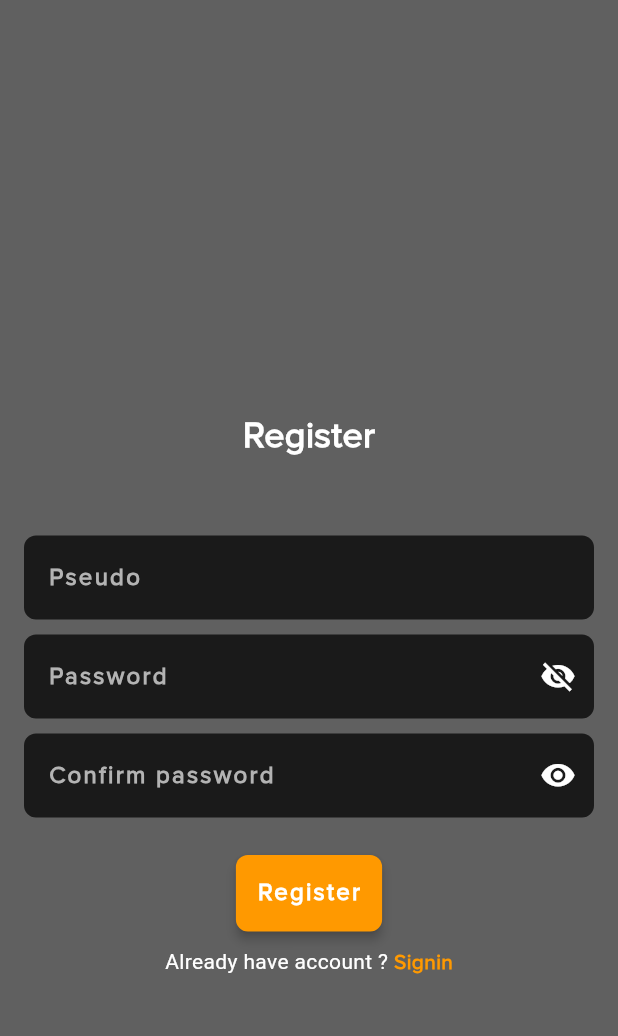
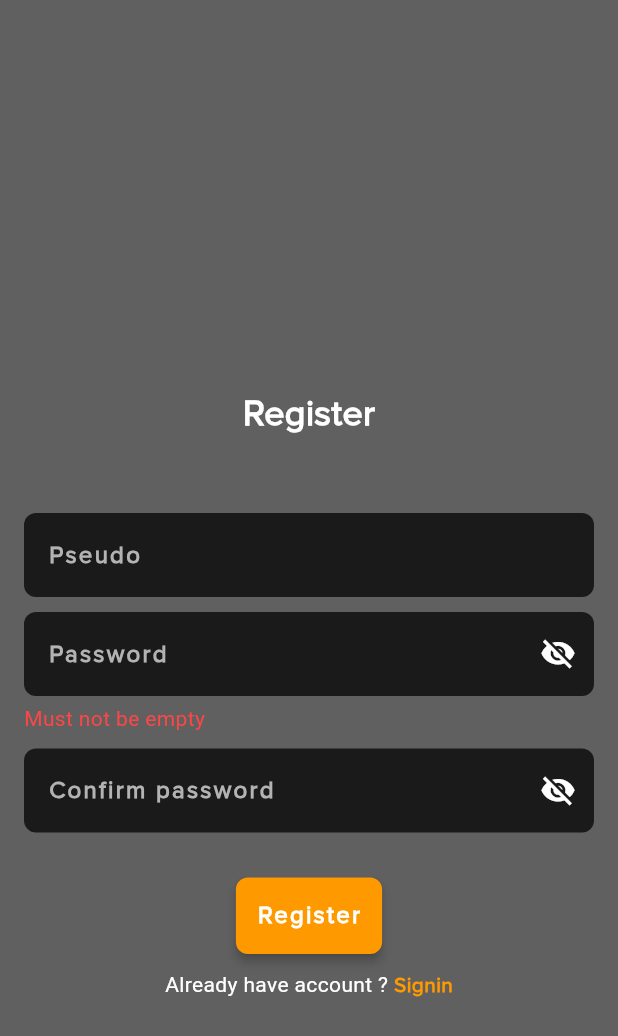
Before and after one commit to andyRamesy/posix, a Flutter app: the SignupPage screen opened directly, after a tap on "Register", on a phone screen of 412 x 824 dp. Shown: the top 1036 px of the screen. Run offline on Flutter 3.47's test engine with Material 3 defaults, Android fonts, the phone set to English and light mode, and no system bars; our stand-ins replace dartz, dio, flutter_bloc, flutter_svg, get_it, local_auth and 2 more; accounts and stored records are empty.

Commit message:
refact widget password field

```diff
--- a/lib/core/configs/theme/app_color.dart
+++ b/lib/core/configs/theme/app_color.dart
@@ -10,4 +10,5 @@ class AppColors {
   static const Color transparent = Color(0x00000000);
   static const Color customBlack = Color(0x001C1B1B);
   static const Color customWhite = Color(0xFFD3CECE);
+  static const Color errorText = Color(0xFFFF0000);
 }
--- a/lib/core/configs/theme/app_theme.dart
+++ b/lib/core/configs/theme/app_theme.dart
@@ -14,6 +14,7 @@ class AppTheme {
       background: AppColors.background,
       surface: AppColors.cardBackground,
       onPrimary: Colors.black, // Ensures readability on primary buttons
+      onError: AppColors.errorText,
       onBackground: AppColors.text,
       onSurface: AppColors.text,
     ),
@@ -36,7 +37,7 @@ class AppTheme {
       ),
       titleLarge: _baseTextStyle.copyWith(
         fontSize: 12
-      )
+      ),
     ),
     appBarTheme: const AppBarTheme(
       backgroundColor: AppColors.background,
--- a/lib/presentation/auth/pages/signup.dart
+++ b/lib/presentation/auth/pages/signup.dart
@@ -7,6 +7,7 @@ import 'package:posix/core/configs/theme/app_theme.dart';
 import 'package:posix/data/auth/models/signup_request_params.dart';
 import 'package:posix/domain/auth/usecases/signup.dart';
 import 'package:posix/presentation/auth/pages/signin.dart';
+import 'package:posix/presentation/auth/widgets/custom_password_textfield.dart';
 import 'package:posix/service_locator.dart';
 
 enum PasswordFieldType { password, confirmPassword }
@@ -25,6 +26,8 @@ class _SignupPageState extends State<SignupPage> {
       TextEditingController();
   bool _isObscurePassword = true;
   bool _isObscurePasswordConfirmation = true;
+  bool _showErrorPassword = false;
+  bool _showErrorPasswordConfirmation = false;
 
   _toggleObscuredPassword(PasswordFieldType fieldType) {
     setState(() {
@@ -54,32 +57,25 @@ class _SignupPageState extends State<SignupPage> {
   }
 
   Widget _passwordField() {
-    return TextField(
-      controller: _passwordController,
-      obscureText: _isObscurePassword,
-      decoration: InputDecoration(
-          hintText: "Password",
-          suffixIcon: IconButton(
-              onPressed: () =>
-                  _toggleObscuredPassword(PasswordFieldType.password),
-              icon: Icon(_isObscurePassword
-                  ? Icons.visibility_off_sharp
-                  : Icons.visibility_rounded))),
+    return CustomPasswordTextfield(
+      textController: _passwordController,
+      isObscureText: _isObscurePassword,
+      errorText: 'Must not be empty',
+      isOnError: _showErrorPassword,
+      toggleIconButton: () =>
+          _toggleObscuredPassword(PasswordFieldType.password),
     );
   }
 
   Widget _confirmPasswordField() {
-    return TextField(
-      controller: _confirmPasswordController,
-      obscureText: _isObscurePasswordConfirmation,
-      decoration: InputDecoration(
-          hintText: "Confirm password",
-          suffixIcon: IconButton(
-              onPressed: () =>
-                  _toggleObscuredPassword(PasswordFieldType.confirmPassword),
-              icon: Icon(_isObscurePasswordConfirmation
-                  ? Icons.visibility_rounded
-                  : Icons.visibility_off_sharp))),
+    return CustomPasswordTextfield(
+      textController: _confirmPasswordController,
+      isObscureText: _isObscurePasswordConfirmation,
+      errorText: 'Must not be empty too',
+      isOnError: _showErrorPasswordConfirmation,
+      toggleIconButton: () =>
+          _toggleObscuredPassword(PasswordFieldType.confirmPassword),
+      hintText: 'Confirm password',
     );
   }
 
@@ -87,6 +83,12 @@ class _SignupPageState extends State<SignupPage> {
     return Custombutton(
       text: "Register",
       onPressed: () async {
+        if (_passwordController.text.isEmpty) {
+          setState(() {
+            _showErrorPassword = true;
+          });
+          return;
+        }
         await sl<SignupUseCase>().call(SignupRequestParams(
           email: _pseudoController.text,
           password: _passwordController.text,
--- /dev/null
+++ b/lib/presentation/auth/widgets/custom_password_textfield.dart
@@ -0,0 +1,52 @@
+import 'package:flutter/material.dart';
+import 'package:posix/core/configs/theme/app_theme.dart';
+
+class CustomPasswordTextfield extends StatelessWidget {
+  final TextEditingController textController;
+  final bool isObscureText;
+  final Function toggleIconButton;
+  final bool isOnError;
+  final String errorText;
+  final String hintText;
+
+  const CustomPasswordTextfield({
+    super.key,
+    required this.textController,
+    required this.isObscureText,
+    required this.toggleIconButton,
+    required this.isOnError,
+    required this.errorText,  this.hintText = 'Password',
+  });
+
+  @override
+  Widget build(BuildContext context) {
+    return Column(
+      crossAxisAlignment: CrossAxisAlignment.start,
+      mainAxisSize: MainAxisSize.max,
+      spacing: 5,
+      children: [
+        TextField(
+          controller: textController,
+          obscureText: isObscureText,
+          decoration: InputDecoration(
+              hintText: hintText,
+              suffixIcon: IconButton(
+                  onPressed: () => toggleIconButton,
+                  icon: Icon(isObscureText
+                      ? Icons.visibility_off_sharp
+                      : Icons.visibility_rounded))),
+        ),
+        Visibility(
+          visible: isOnError,
+          child: Text(
+            'Must not be empty',
+            style: AppTheme.appTheme.textTheme.titleMedium!.copyWith(
+              color: const Color.fromARGB(255, 255, 70, 70),
+            ),
+          ),
+        )
+      ],
+    );
+    ;
+  }
+}
--- a/lib/presentation/splash/pages/controller/splash_controller.dart
+++ b/lib/presentation/splash/pages/controller/splash_controller.dart
@@ -1,5 +1,6 @@
 import 'package:flutter/material.dart';
 import 'package:posix/presentation/auth/pages/auth_biometric.dart';
+import 'package:posix/presentation/auth/pages/signup.dart';
 
 class SplashController {
   final BuildContext context;
@@ -11,7 +12,7 @@ class SplashController {
         Navigator.pushReplacement(
             context,
             MaterialPageRoute(
-              builder: (context) => AuthBiometricPage(),
+              builder: (context) => SignupPage(),
             ));
       }
     });
```
